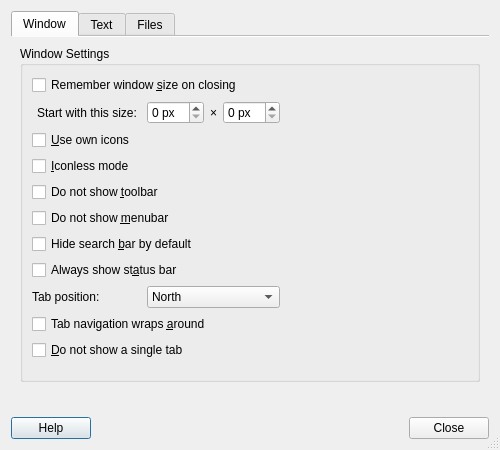
Above: featherpad/predDialog.ui from vecnathewhisperd0/FeatherPad before the change. Below: the same form after it.
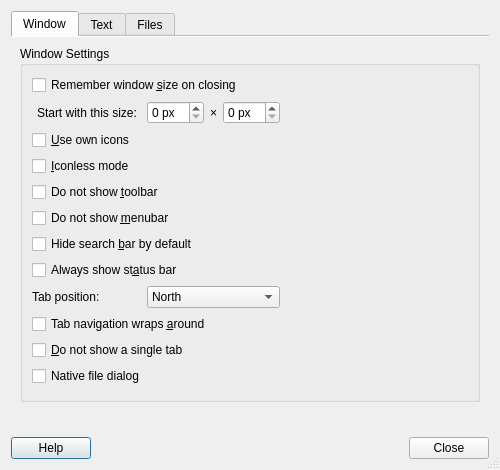
That is the form after the change. Icons and pictures are not drawn.

Commit message:
Added a key for native file dialogs
Also warn the user about a previous crash.

Patch:
```diff
--- a/featherpad/predDialog.ui
+++ b/featherpad/predDialog.ui
@@ -228,6 +228,19 @@
             </property>
            </widget>
           </item>
+          <item row="11" column="0" colspan="3">
+           <widget class="QCheckBox" name="nativeDialogBox">
+            <property name="toolTip">
+             <string>If this is checked, the file dialog provided by the current
+desktop environment will be used instead of the Qt file dialog.
+
+Some desktop environments, like KDE and LXQt, provide files dialogs.</string>
+            </property>
+            <property name="text">
+             <string>Native file dialog</string>
+            </property>
+           </widget>
+          </item>
          </layout>
         </widget>
        </item>
```
The commit also changes 16 other files.
